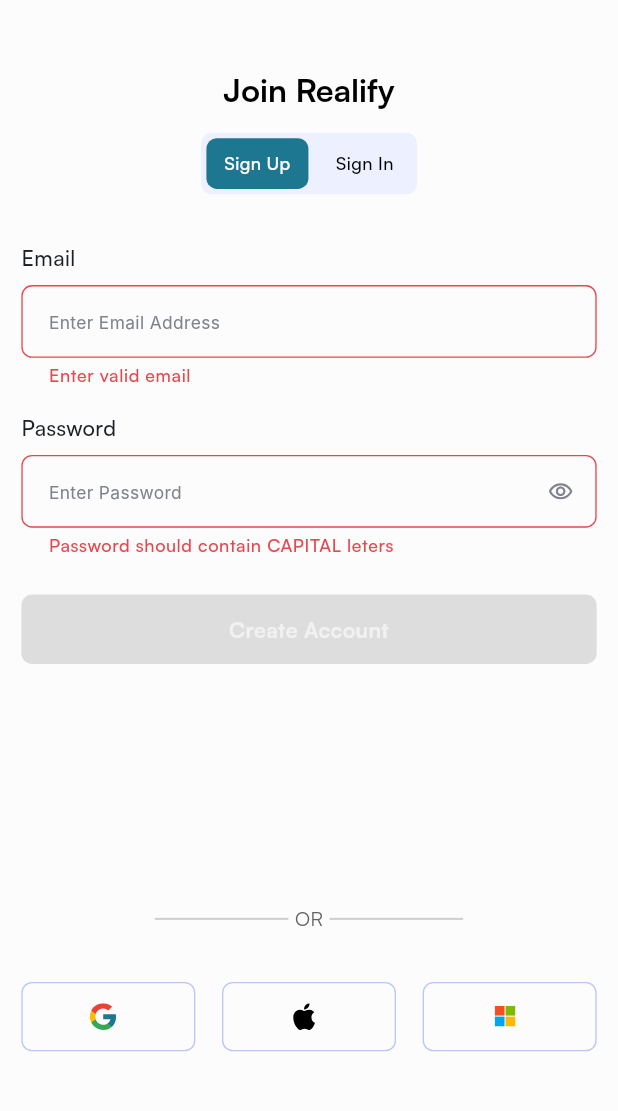
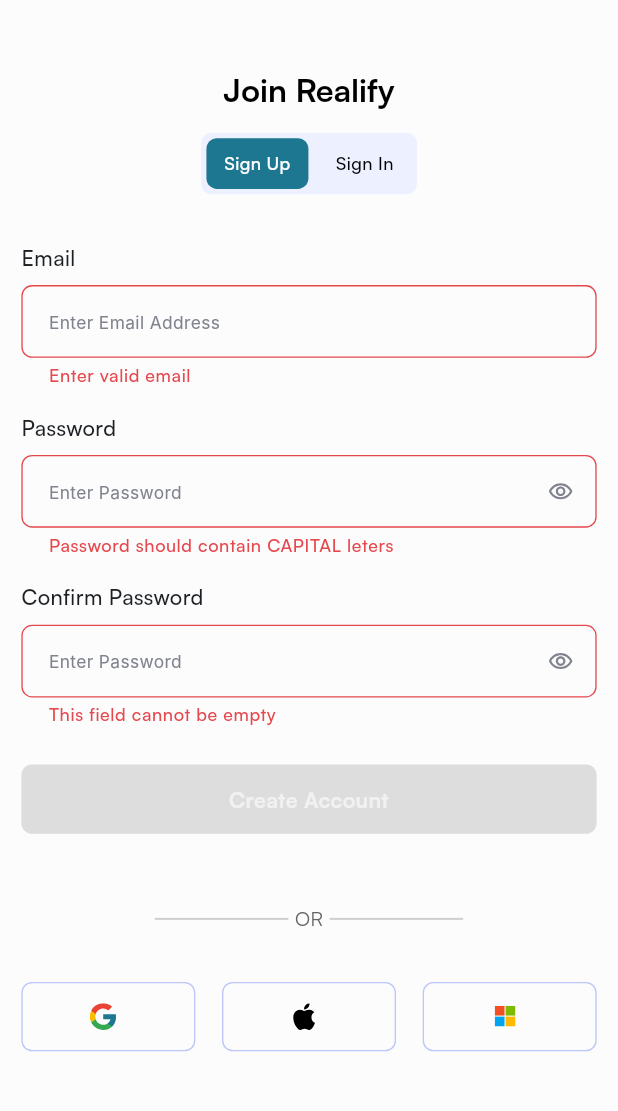
Before and after one commit to samstickkz/propstake, a Flutter app: the screen it shows after launch, after a tap on "Sign Up", on a phone screen of 412 x 824 dp, the part 67-1178 px from its top. Run offline on Flutter 3.47's test engine with Material 3 defaults, Android fonts, the light colour scheme and no system bars; drawn by our look-alikes of oktoast; our stand-ins replace animate_do, cached_network_image, dartz, dio, flutter_dotenv, flutter_localization and 7 more; missing offline and left inert: cupertino_modal_sheet, flutter_shimmer; Roboto replaces fonts that are missing (Inter, satoshi); project files that could hold a hidden picture were left out.

Commit message:
localization_new

```diff
--- a/lib/data/model/default.model.dart
+++ b/lib/data/model/default.model.dart
@@ -9,14 +9,16 @@
 class ResModel {
   String? message;
   String? status;
+  bool? successful;
   String? token;
   dynamic data;
 
-  ResModel({this.message, this.token, this.status, this.data});
+  ResModel({this.message, this.token, this.successful, this.status, this.data});
 
   ResModel.fromJson(Map<String, dynamic> json) {
     status = json['status'];
     message = json['message'];
+    successful = json['successful'];
     token = json['token'];
     data = json["data"];
   }
@@ -25,6 +27,7 @@
     final Map<String, dynamic> data = <String, dynamic>{};
     data['message'] = message;
     data['status'] = status;
+    data['successful'] = successful;
     data['token'] = token;
     data['data'] = data;
     return data;
--- a/lib/data/services/local/user.service.dart
+++ b/lib/data/services/local/user.service.dart
@@ -27,7 +27,6 @@
     if(refreshToken!=null){
       await storageService.storeItem(key: StorageKey.refreshTokenKey, value: refreshToken);
     }
-
     isUserLoggedIn = true;
     notifyListeners();
   }
--- a/lib/ui/auth/auth.vm.dart
+++ b/lib/ui/auth/auth.vm.dart
@@ -24,6 +24,7 @@
 
   TextEditingController upEmailController = TextEditingController();
   TextEditingController upPasswordController = TextEditingController();
+  TextEditingController upConfirmPasswordController = TextEditingController();
 
   TextEditingController inEmailController = TextEditingController();
   TextEditingController inPasswordController = TextEditingController();
--- a/lib/ui/auth/widgets/sign_up_form.dart
+++ b/lib/ui/auth/widgets/sign_up_form.dart
@@ -1,5 +1,7 @@
 import 'package:flutter/material.dart';
 import 'package:flutter_screenutil/flutter_screenutil.dart';
+import 'package:propstake/localization/locales.dart';
+import 'package:propstake/utils/string_extensions.dart';
 import 'package:propstake/utils/widget_extensions.dart';
 
 import '../../../utils/validator.dart';
@@ -25,8 +27,8 @@
           AppTextField(
             controller: model.upEmailController,
             validator: emailValidator,
-            hintText: "Email",
-            hint: "Enter Email Address",
+            hintText: LocaleData.email.convertString(),
+            hint: LocaleData.enterEmailAddress.convertString(),
             onChanged: model.onChangedUp,
           ),
           20.sp.sbH,
@@ -34,15 +36,24 @@
             controller: model.upPasswordController,
             validator: passwordValidator,
             isPassword: true,
-            hintText: "Password",
-            hint: "Enter Password",
+            hintText: LocaleData.password.convertString(),
+            hint: LocaleData.enterPassword.convertString(),
+            onChanged: model.onChangedUp,
+          ),
+          20.sp.sbH,
+          AppTextField(
+            controller: model.upConfirmPasswordController,
+            validator: (val)=> confirmPasswordValidator(model.upPasswordController, model.upConfirmPasswordController),
+            isPassword: true,
+            hintText: LocaleData.confirmPassword.convertString(),
+            hint: LocaleData.enterPassword.convertString(),
             onChanged: model.onChangedUp,
           ),
           30.sp.sbH,
           AppButton.fullWidth(
             isLoading: model.isLoading,
             onTap: model.formKey.currentState?.validate() ==true? model.createAccount: null,
-            text: "Create Account",
+            text: LocaleData.createAccount.convertString(),
           )
         ],
 
```
Also changed, not shown: lib/data/model/login_auth_model.dart (added, +20 -0 lines), lib/data/services/remote/authentication.service.dart (+44 -0 lines), lib/data/services/remote/base.api.service.dart (+105 -15 lines).
